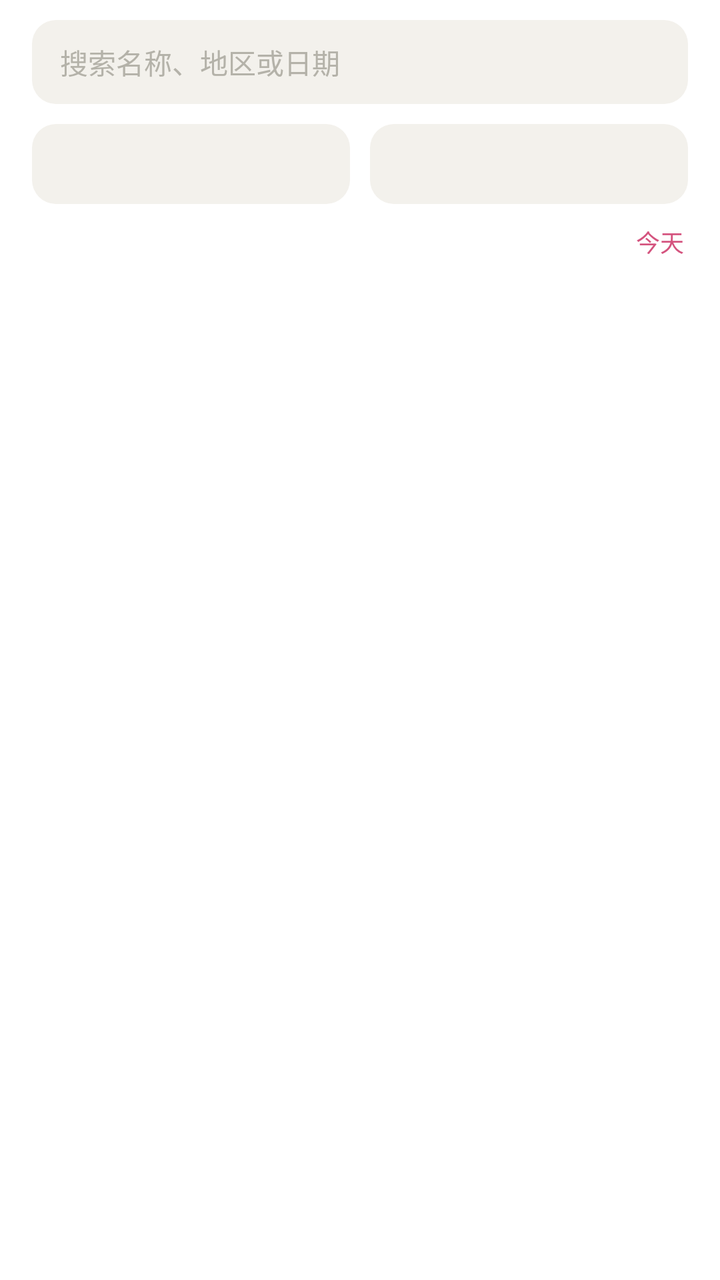
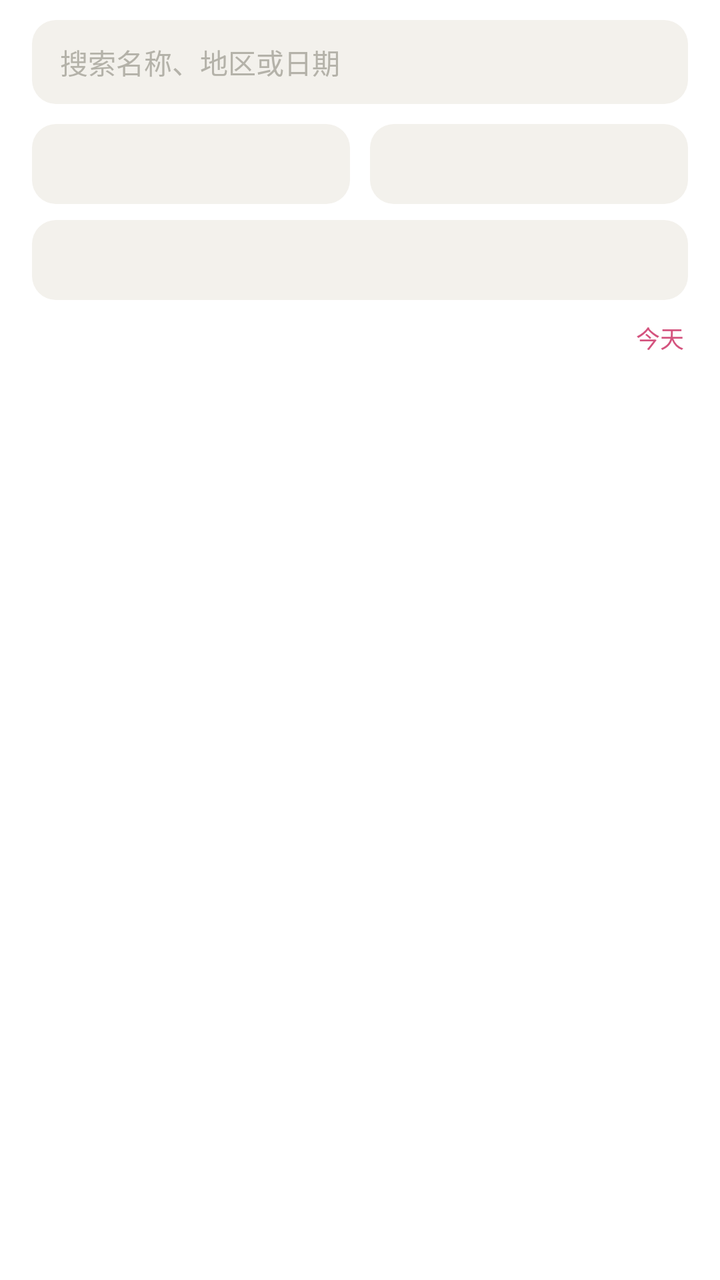

Two renders of the same Android screen: before a commit and after it. Below are the layout's source before the change and the commit's diff.
<!-- AndroidManifest.xml: application theme AppTheme -->
<!-- res/layout/view_list.xml -->
<?xml version="1.0" encoding="utf-8"?>
<LinearLayout xmlns:android="http://schemas.android.com/apk/res/android"
    android:layout_width="match_parent"
    android:layout_height="match_parent"
    android:background="@color/page_bg"
    android:orientation="vertical">

    <EditText
        android:id="@+id/search"
        android:layout_width="match_parent"
        android:layout_height="42dp"
        android:layout_marginStart="16dp"
        android:layout_marginTop="10dp"
        android:layout_marginEnd="16dp"
        android:background="@drawable/bg_search"
        android:hint="@string/search_hint"
        android:imeOptions="actionSearch"
        android:inputType="text"
        android:paddingStart="14dp"
        android:paddingEnd="14dp"
        android:singleLine="true"
        android:textColor="@color/text_primary"
        android:textColorHint="@color/text_tertiary"
        android:textSize="14sp" />

    <LinearLayout
        android:layout_width="match_parent"
        android:layout_height="wrap_content"
        android:layout_marginTop="10dp"
        android:orientation="horizontal"
        android:paddingStart="16dp"
        android:paddingEnd="16dp">

        <Spinner
            android:id="@+id/yearSpinner"
            android:layout_width="0dp"
            android:layout_height="40dp"
            android:layout_weight="1"
            android:background="@drawable/bg_search"
            android:popupBackground="@color/page_bg"
            android:spinnerMode="dropdown" />

        <Spinner
            android:id="@+id/categorySpinner"
            android:layout_width="0dp"
            android:layout_height="40dp"
            android:layout_marginStart="10dp"
            android:layout_weight="1"
            android:background="@drawable/bg_search"
            android:popupBackground="@color/page_bg"
            android:spinnerMode="dropdown" />
    </LinearLayout>

    <LinearLayout
        android:layout_width="match_parent"
        android:layout_height="wrap_content"
        android:gravity="center_vertical"
        android:orientation="horizontal"
        android:paddingStart="16dp"
        android:paddingTop="6dp"
        android:paddingEnd="16dp"
        android:paddingBottom="4dp">

        <TextView
            android:id="@+id/listCount"
            android:layout_width="0dp"
            android:layout_height="wrap_content"
            android:layout_weight="1"
            android:textColor="@color/text_secondary"
            android:textSize="12sp" />

        <TextView
            android:id="@+id/addButton"
            android:layout_width="wrap_content"
            android:layout_height="wrap_content"
            android:background="?android:attr/selectableItemBackground"
            android:paddingStart="8dp"
            android:paddingTop="4dp"
            android:paddingEnd="8dp"
            android:paddingBottom="4dp"
            android:text="@string/edit_add"
            android:textColor="@color/accent"
            android:textSize="12sp"
            android:visibility="gone" />

        <TextView
            android:id="@+id/editToggle"
            android:layout_width="wrap_content"
            android:layout_height="wrap_content"
            android:background="?android:attr/selectableItemBackground"
            android:paddingStart="8dp"
            android:paddingTop="4dp"
            android:paddingEnd="8dp"
            android:paddingBottom="4dp"
            android:text="@string/edit_entry"
            android:textColor="@color/accent"
            android:textSize="12sp"
            android:visibility="gone" />

        <TextView
            android:id="@+id/jumpToday"
            android:layout_width="wrap_content"
            android:layout_height="wrap_content"
            android:background="?android:attr/selectableItemBackground"
            android:paddingStart="10dp"
            android:paddingTop="4dp"
            android:paddingEnd="2dp"
            android:paddingBottom="4dp"
            android:text="@string/action_today"
            android:textColor="@color/accent"
            android:textSize="12sp" />
    </LinearLayout>

    <FrameLayout
        android:layout_width="match_parent"
        android:layout_height="0dp"
        android:layout_weight="1">

        <ListView
            android:id="@+id/listView"
            android:layout_width="match_parent"
            android:layout_height="match_parent"
            android:clipToPadding="false"
            android:divider="@color/divider"
            android:dividerHeight="1px"
            android:paddingBottom="8dp"
            android:scrollbars="none" />

        <TextView
            android:id="@+id/listEmpty"
            android:layout_width="match_parent"
            android:layout_height="match_parent"
            android:gravity="center"
            android:text="@string/empty_list"
            android:textColor="@color/text_tertiary"
            android:textSize="14sp"
            android:visibility="gone" />
    </FrameLayout>

</LinearLayout>
<!-- resources referenced by this layout -->
<resources>
  <color name="accent">#D4537E</color>
  <color name="divider">#14000000</color>
  <color name="page_bg">#FFFFFFFF</color>
  <color name="text_primary">#2C2C2A</color>
  <color name="text_secondary">#888780</color>
  <color name="text_tertiary">#B4B2A9</color>
  <!-- drawable bg_search (drawable) -->
  <?xml version="1.0" encoding="utf-8"?>
  <shape xmlns:android="http://schemas.android.com/apk/res/android"
      android:shape="rectangle">
      <corners android:radius="12dp" />
      <solid android:color="@color/chip_bg" />
  </shape>
  <string name="action_today">今天</string>
  <string name="edit_add">新增</string>
  <string name="edit_entry">编辑</string>
  <string name="empty_list">没有匹配的活动</string>
  <string name="search_hint">搜索名称、地区或日期</string>
  <style name="AppTheme" parent="@android:style/Theme.DeviceDefault.Light.NoActionBar">
          <item name="android:windowBackground">@color/page_bg</item>
          <item name="android:statusBarColor">@color/tabbar_bg</item>
          <item name="android:navigationBarColor">@color/tabbar_bg</item>
          <item name="android:windowLightStatusBar">true</item>
          
          <item name="android:alertDialogTheme">@style/AppDialogTheme</item>
      </style>
  <color name="chip_bg">#F3F1EC</color>
  <color name="tabbar_bg">#FFFFFFFF</color>
  <style name="AppDialogTheme" parent="@android:style/Theme.DeviceDefault.Light.Dialog.Alert">
          <item name="android:colorBackgroundFloating">@color/page_bg</item>
          <item name="android:colorBackground">@color/page_bg</item>
      </style>
</resources>

<!-- the commit's change to res/layout/view_list.xml (unified diff, before → after) -->
@@ -50,6 +50,17 @@
             android:popupBackground="@color/page_bg"
             android:spinnerMode="dropdown" />
     </LinearLayout>
+
+    <Spinner
+        android:id="@+id/regionSpinner"
+        android:layout_width="match_parent"
+        android:layout_height="40dp"
+        android:layout_marginStart="16dp"
+        android:layout_marginTop="8dp"
+        android:layout_marginEnd="16dp"
+        android:background="@drawable/bg_search"
+        android:popupBackground="@color/page_bg"
+        android:spinnerMode="dropdown" />
 
     <LinearLayout
         android:layout_width="match_parent"
